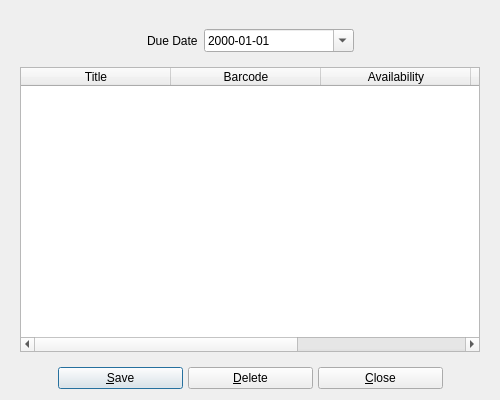
Qt form UI/biblioteq_copybrowser.ui (textbrowser/biblioteq) before a commit.
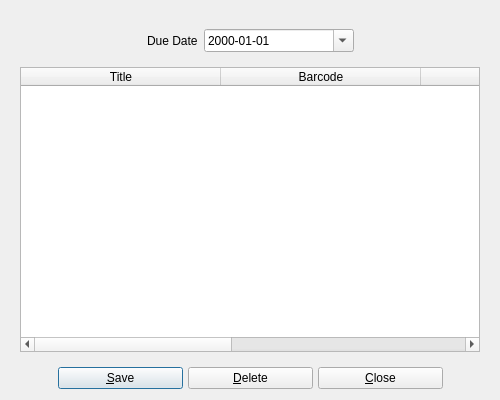
The same form after that commit. Icons and pictures are not drawn.

Commit message: Fancy boxes.

What changed in the file:
```diff
--- a/UI/biblioteq_copybrowser.ui
+++ b/UI/biblioteq_copybrowser.ui
@@ -119,10 +119,10 @@
          <bool>false</bool>
         </property>
         <attribute name="horizontalHeaderMinimumSectionSize">
-         <number>150</number>
+         <number>200</number>
         </attribute>
         <attribute name="horizontalHeaderDefaultSectionSize">
-         <number>150</number>
+         <number>200</number>
         </attribute>
         <attribute name="horizontalHeaderStretchLastSection">
          <bool>true</bool>
```
The commit also changes 2 other files.
